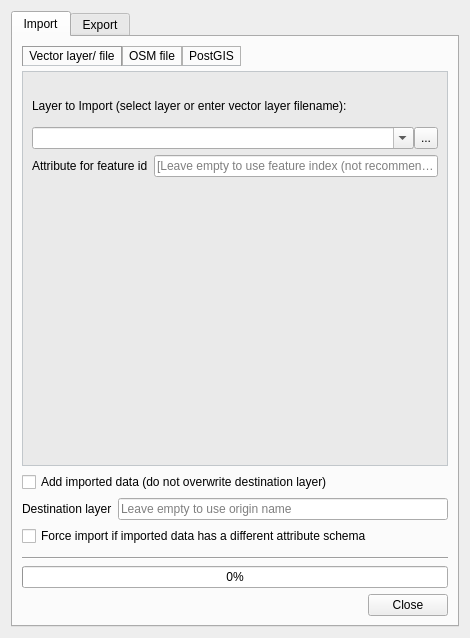
This is python/plugins/geogit/ui/importExportDialog.ui in mweisman/QGIS as Qt 5 draws it before an edit. The edited form follows.
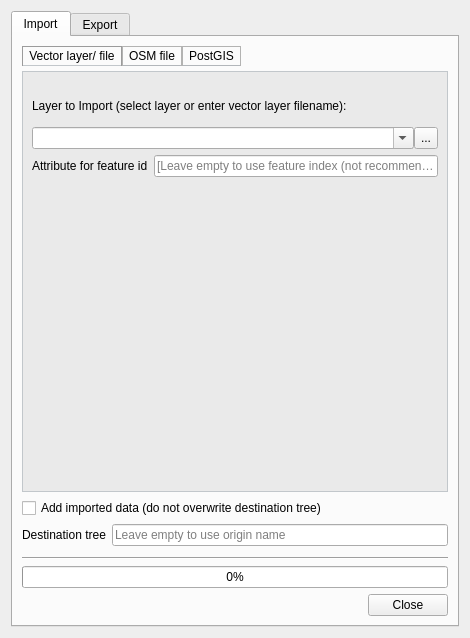
This is the edited form.

Patch:
```diff
--- a/python/plugins/geogit/ui/importExportDialog.ui
+++ b/python/plugins/geogit/ui/importExportDialog.ui
@@ -856,7 +856,7 @@
        <item>
         <widget class="QCheckBox" name="addCheckBox">
          <property name="text">
-          <string>Add imported data (do not overwrite destination layer)</string>
+          <string>Add imported data (do not overwrite destination tree)</string>
          </property>
         </widget>
        </item>
@@ -865,7 +865,7 @@
          <item>
           <widget class="QLabel" name="label_2">
            <property name="text">
-            <string>Destination layer</string>
+            <string>Destination tree</string>
            </property>
           </widget>
          </item>
@@ -878,13 +878,6 @@
          </item>
         </layout>
        </item>
-       <item>
-        <widget class="QCheckBox" name="forceCheckBox">
-         <property name="text">
-          <string>Force import if imported data has a different attribute schema</string>
-         </property>
-        </widget>
-       </item>
        <item>
         <spacer name="verticalSpacer_2">
          <property name="styleSheet">
```
